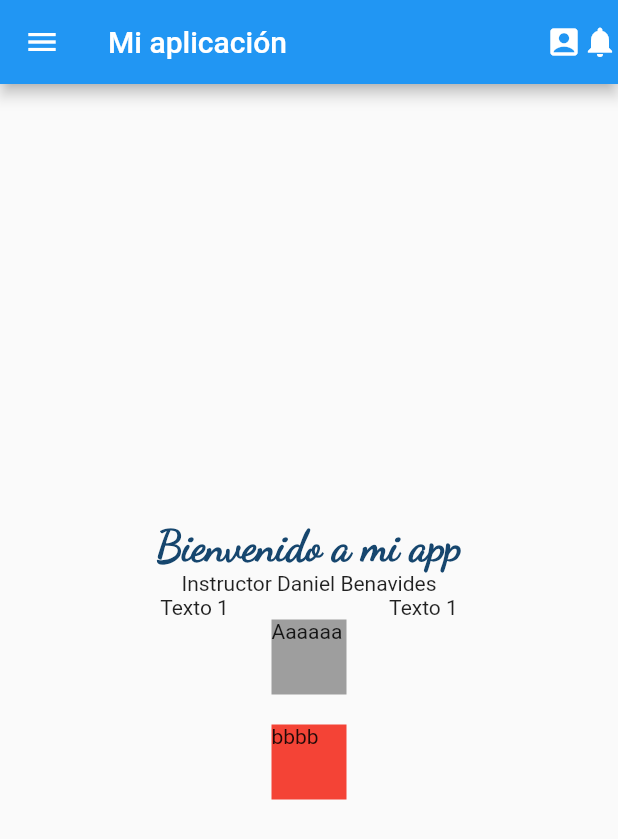
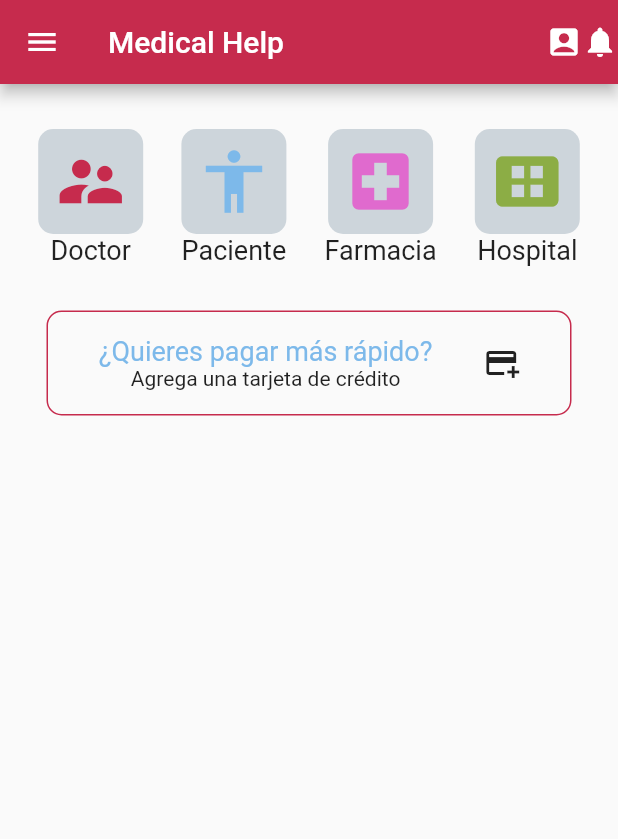
Before and after one commit to ingdanielbs/Ficha-2471446, a Flutter app: the screen it shows after launch, on a phone screen of 412 x 824 dp. Shown: the top 839 px of the screen. Run offline on Flutter 3.47's test engine with Material 2 defaults, Android fonts, the phone set to English and light mode, and no system bars.

Commit message:
Menu de iconos

```diff
--- a/hello_flutter/lib/home_page.dart
+++ b/hello_flutter/lib/home_page.dart
@@ -7,14 +7,124 @@ class MyHomePage extends StatelessWidget {
   Widget build(BuildContext context) {
     return Scaffold(
       appBar: AppBar(
-        title: const Text('Mi aplicación'),
+        title: const Text('Medical Help'),
         actions: const [
           Icon(Icons.account_box),
           Icon(Icons.notifications),
         ],
+        backgroundColor: const Color.fromARGB(255, 198, 43, 77),
       ),
       drawer: Drawer(),
-      body: Center(
+      /* floatingActionButton: FloatingActionButton(onPressed: (){}, child: Icon(Icons.add),), */
+      body: Padding(
+        padding: const EdgeInsets.only(top: 30),
+        child: Column(
+          children: [
+            Row(
+              mainAxisAlignment: MainAxisAlignment.spaceEvenly,
+              children: [
+                Column(
+                  children: [
+                    Container(
+                      width: 70,
+                      height: 70,
+                      decoration: const BoxDecoration(
+                        color: Color.fromARGB(255, 205, 213, 219),
+                        borderRadius: BorderRadius.all(Radius.circular(10))
+                      ),
+                      child: IconButton(
+                        onPressed: (){},
+                        icon: const Icon(Icons.supervisor_account, size: 50, color: Color.fromARGB(255, 198, 43, 77) ,),
+                      ),
+                    ),
+                    const Text('Doctor', style: TextStyle(fontSize: 18),)
+                  ],
+                ),
+                Column(
+                  children: [
+                    Container(
+                      width: 70,
+                      height: 70,
+                      decoration: const BoxDecoration(
+                        color: Color.fromARGB(255, 205, 213, 219),
+                        borderRadius: BorderRadius.all(Radius.circular(10))
+                      ),
+                      child: IconButton(
+                        onPressed: (){},
+                        icon: const Icon(Icons.accessibility, size: 50, color: Color.fromARGB(255, 125, 185, 234) ,),
+                      ),
+                    ),
+                    const Text('Paciente', style: TextStyle(fontSize: 18),)
+                  ],
+                ),
+                Column(
+                  children: [
+                    Container(
+                      width: 70,
+                      height: 70,
+                      decoration: const BoxDecoration(
+                        color: Color.fromARGB(255, 205, 213, 219),
+                        borderRadius: BorderRadius.all(Radius.circular(10))
+                      ),
+                      child: IconButton(
+                        onPressed: (){},
+                        icon: const Icon(Icons.local_hospital, size: 50, color: Color.fromARGB(255, 224, 106, 206) ,),
+                      ),
+                    ),
+                    const Text('Farmacia', style: TextStyle(fontSize: 18),)
+                  ],
+                ),
+                Column(
+                  children: [
+                    Container(
+                      width: 70,
+                      height: 70,
+                      decoration: const BoxDecoration(
+                        color: Color.fromARGB(255, 205, 213, 219),
+                        borderRadius: BorderRadius.all(Radius.circular(10))
+                      ),
+                      child: IconButton(
+                        onPressed: (){},
+                        icon: const Icon(Icons.view_comfy_alt, size: 50, color: Color.fromARGB(255, 140, 173, 69 ),
+                      ),
+                    ),
+                    ),
+                    const Text('Hospital', style: TextStyle(fontSize: 18))
+                  ],
+                )
+              ],
+            ),
+            const SizedBox(height: 30,),
+            Container(
+              width: 350,
+              height: 70,
+              decoration: BoxDecoration(
+                border: Border.all(color: const Color.fromARGB(255, 198, 43, 77),),
+                borderRadius: const BorderRadius.all(Radius.circular(10))
+              ),
+              child: Row(
+                mainAxisAlignment: MainAxisAlignment.spaceEvenly,
+                children: [
+                  Column(
+                    mainAxisAlignment: MainAxisAlignment.center,
+                    children: const [
+                      Text('¿Quieres pagar más rápido?', style: TextStyle(fontSize: 18, color: Color.fromARGB(255, 125, 185, 234)),),
+                      Text('Agrega una tarjeta de crédito'),
+                    ],
+                  ),
+                  const Icon(Icons.add_card)
+                ],
+              ),
+            )
+          ],
+          ),
+      )
+    );
+  }
+}
+
+
+/* Center(
         child: Column(
           mainAxisAlignment: MainAxisAlignment.center,
           children: [
@@ -36,10 +146,18 @@ class MyHomePage extends StatelessWidget {
               ],
             ),
             Container(
-              width: 50,
-              height: 50,
-              color: Colors.grey,
-              child: Text('Aaaaaa'),
+              decoration: BoxDecoration(
+                color: Colors.grey,
+                borderRadius: BorderRadius.circular(20)),
+              width: 150,
+              height: 150,
+              child: Column(
+                children: [
+                  Text('Aaaaaa'),
+                  Text('Bbbbbb'),
+                  Text('cccccc'),
+                ],
+              ),
             ),
             SizedBox(height: 20,),
             Container(
@@ -48,9 +166,16 @@ class MyHomePage extends StatelessWidget {
               color: Colors.red,
               child: Text('bbbb'),
             ),
+            SizedBox(height: 10,),
+            Container(
+              width: 70,
+              height: 70,
+              decoration: BoxDecoration(
+                border: Border.all(
+                  color: Colors.amber,
+                  style: BorderStyle.solid,
+                )),
+            )
           ],
         ),
-      ),
-    );
-  }
-}
+      ), */
--- a/hello_flutter/lib/main.dart
+++ b/hello_flutter/lib/main.dart
@@ -15,7 +15,10 @@ class MyApp extends StatelessWidget {
     return MaterialApp(
       title: 'Flutter Demo',
       theme: ThemeData(
-        primarySwatch: Colors.blue,
+        primarySwatch: Colors.brown,
+      ),
+      darkTheme: ThemeData(
+        primarySwatch: Colors.brown,
       ),
       home: const MyHomePage(),
     );
```
Also changed, not shown: hello_flutter/pubspec.lock.
